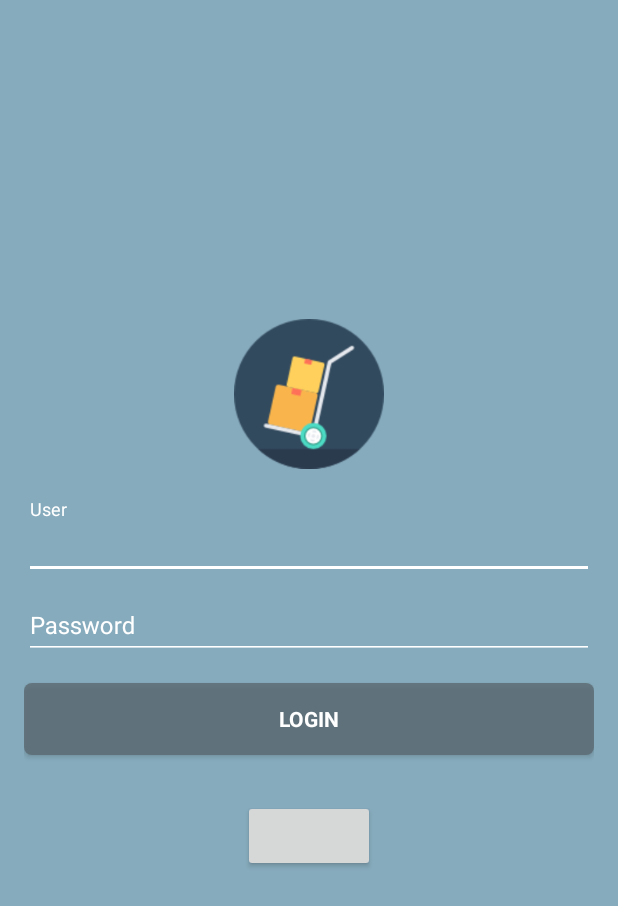
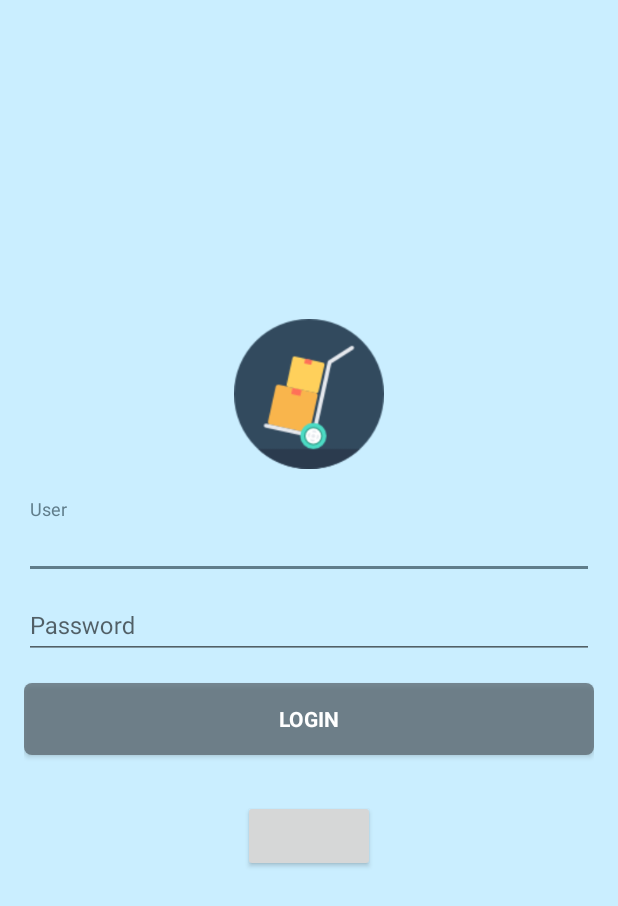
Before and after one commit to hrick/EstoquePessoal, an Android app: the LoginActivity screen opened directly, with no data from a screen before it, on a phone screen of 412 x 824 dp. Shown: the top 906 px of the screen. Run offline under Robolectric (Android 15) with nearby library versions, the phone set to English and light mode, and no system bars; our stand-ins replace ButterKnife; libraries missing offline, so code that uses them is left out: com.facebook, com.facebook.login, com.j256.ormlite; plain views replace LoginButton; 2 statements that could not run were skipped.

Commit message:
Correção de bugs

```diff
--- /dev/null
+++ b/account-kit-sdk-4.26.0/build.gradle
@@ -0,0 +1,2 @@
+configurations.maybeCreate("default")
+artifacts.add("default", file('account-kit-sdk-4.26.0.aar'))
--- a/app/src/main/java/br/com/hrick/estoquepessoal/view/RegisterProductActivity.java
+++ b/app/src/main/java/br/com/hrick/estoquepessoal/view/RegisterProductActivity.java
@@ -121,7 +121,7 @@ public class RegisterProductActivity extends BaseActivity implements View.OnClic
             try {
                 product.setName(name);
                 product.setResponsibleNumber(responsibleNumber);
-                product.setBrand(responsibleNumber);
+                product.setBrand(brand);
                 product.setQuantity(quantity);
                 product.setStock(stock);
                 ProductRepository.getInstance().createProduct(product);
--- a/app/src/main/res/values/colors.xml
+++ b/app/src/main/res/values/colors.xml
@@ -4,7 +4,7 @@
     <color name="primary_dark">#0097A7</color>
     <color name="primary_light">#B2EBF2</color>
     <color name="accent">#607D8B</color>
-    <color name="row_product">#86abbc</color>
+    <color name="row_product">#caeeff</color>
     <color name="button_color">#607D8B</color>
     <color name="button_click_color">#2c5b71</color>
     <color name="primary_text">#212121</color>
--- a/app/src/main/res/values/styles.xml
+++ b/app/src/main/res/values/styles.xml
@@ -12,14 +12,6 @@
         <item name="windowActionBar">false</item>
         <item name="windowNoTitle">true</item>
         <item name="android:windowFullscreen">true</item>
-        <!-- Customize your theme here. -->
-        <item name="colorPrimary">@android:color/white</item>
-        <item name="colorAccent">@android:color/white</item>
-        <item name="colorControlNormal">@android:color/white</item>
-        <item name="colorControlActivated">@android:color/white</item>
-        <item name="colorControlHighlight">@android:color/white</item>
-        <item name="android:textColorHint">@android:color/white</item>
-        <item name="android:textColor">@android:color/white</item>
         <item name="android:textSize">16sp</item>
     </style>
 
--- a/settings.gradle
+++ b/settings.gradle
@@ -1 +1 @@
-include ':app'
+include ':app', ':account-kit-sdk-4.26.0'
```
Also changed, not shown: app/build.gradle (+7 -1 lines), app/src/main/java/br/com/hrick/estoquepessoal/view/LoginActivity.java (+8 -0 lines), 3 other files.
